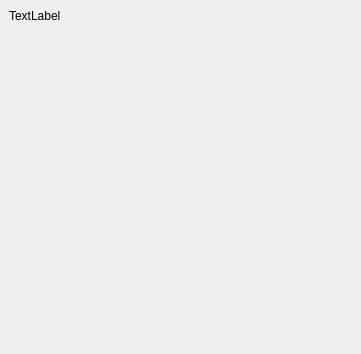
Above: aspenTools/python/source/aspen/blender/common/export_manager/main_window.ui from StudioAspen/Aspen-2025-2026 before the change. Below: the same form after it.
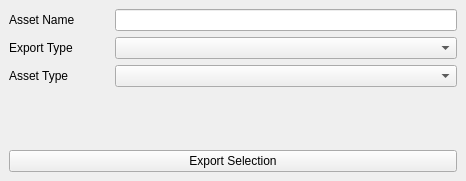
That is the form after the change.

Commit message: Implemented Qt-Based UI for Export Manager

What changed in the file:
```diff
--- a/aspenTools/python/source/aspen/blender/common/export_manager/main_window.ui
+++ b/aspenTools/python/source/aspen/blender/common/export_manager/main_window.ui
@@ -6,8 +6,8 @@
    <rect>
     <x>0</x>
     <y>0</y>
-    <width>361</width>
-    <height>354</height>
+    <width>466</width>
+    <height>181</height>
    </rect>
   </property>
   <property name="windowTitle">
@@ -19,8 +19,89 @@
      <layout class="QHBoxLayout" name="horizontalLayout">
       <item>
        <widget class="QLabel" name="label">
+        <property name="sizePolicy">
+         <sizepolicy hsizetype="Minimum" vsizetype="Preferred">
+          <horstretch>0</horstretch>
+          <verstretch>0</verstretch>
+         </sizepolicy>
+        </property>
+        <property name="minimumSize">
+         <size>
+          <width>100</width>
+          <height>0</height>
+         </size>
+        </property>
         <property name="text">
-         <string>TextLabel</string>
+         <string>Asset Name</string>
+        </property>
+       </widget>
+      </item>
+      <item>
+       <widget class="QLineEdit" name="asset_name_line_edit"/>
+      </item>
+     </layout>
+    </item>
+    <item>
+     <layout class="QHBoxLayout" name="horizontalLayout_2">
+      <item>
+       <widget class="QLabel" name="label_2">
+        <property name="sizePolicy">
+         <sizepolicy hsizetype="Minimum" vsizetype="Preferred">
+          <horstretch>0</horstretch>
+          <verstretch>0</verstretch>
+         </sizepolicy>
+        </property>
+        <property name="minimumSize">
+         <size>
+          <width>100</width>
+          <height>0</height>
+         </size>
+        </property>
+        <property name="text">
+         <string>Export Type</string>
+        </property>
+       </widget>
+      </item>
+      <item>
+       <widget class="QComboBox" name="export_type_combo_box">
+        <property name="sizePolicy">
+         <sizepolicy hsizetype="Expanding" vsizetype="Fixed">
+          <horstretch>0</horstretch>
+          <verstretch>0</verstretch>
+         </sizepolicy>
+        </property>
+       </widget>
+      </item>
+     </layout>
+    </item>
+    <item>
+     <layout class="QHBoxLayout" name="horizontalLayout_3">
+      <item>
+       <widget class="QLabel" name="label_3">
+        <property name="sizePolicy">
+         <sizepolicy hsizetype="Minimum" vsizetype="Preferred">
+          <horstretch>0</horstretch>
+          <verstretch>0</verstretch>
+         </sizepolicy>
+        </property>
+        <property name="minimumSize">
+         <size>
+          <width>100</width>
+          <height>0</height>
+         </size>
+        </property>
+        <property name="text">
+         <string>Asset Type</string>
+        </property>
+       </widget>
+      </item>
+      <item>
+       <widget class="QComboBox" name="asset_type_combo_box">
+        <property name="sizePolicy">
+         <sizepolicy hsizetype="Expanding" vsizetype="Fixed">
+          <horstretch>0</horstretch>
+          <verstretch>0</verstretch>
+         </sizepolicy>
         </property>
        </widget>
       </item>
@@ -39,6 +120,13 @@
       </property>
      </spacer>
     </item>
+    <item>
+     <widget class="QPushButton" name="export_selection_button">
+      <property name="text">
+       <string>Export Selection</string>
+      </property>
+     </widget>
+    </item>
    </layout>
   </widget>
  </widget>
```
The commit also changes 5 other files.
